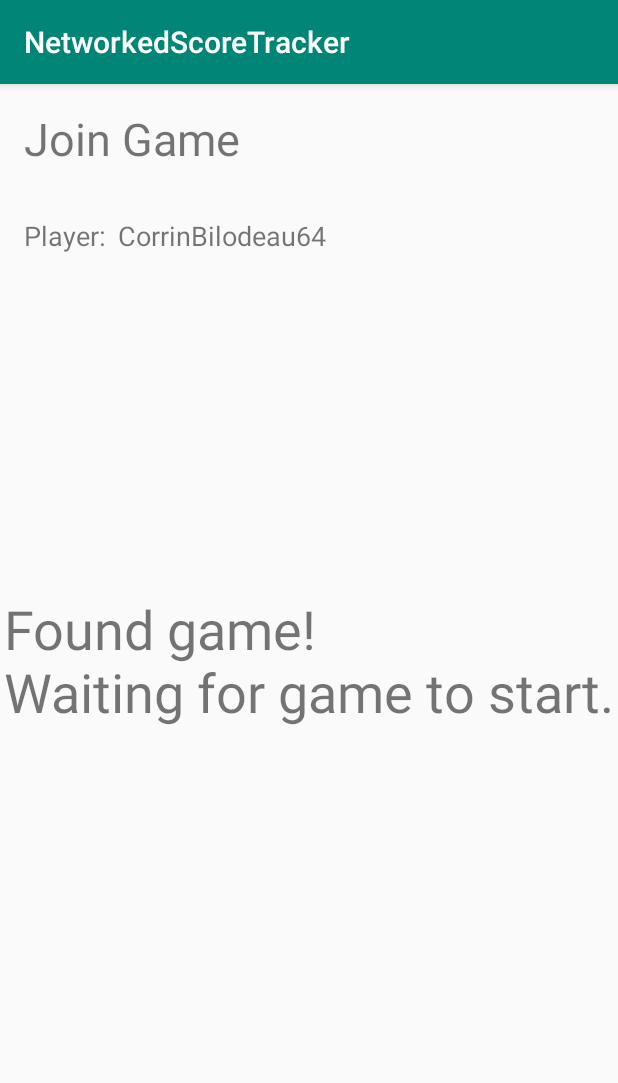
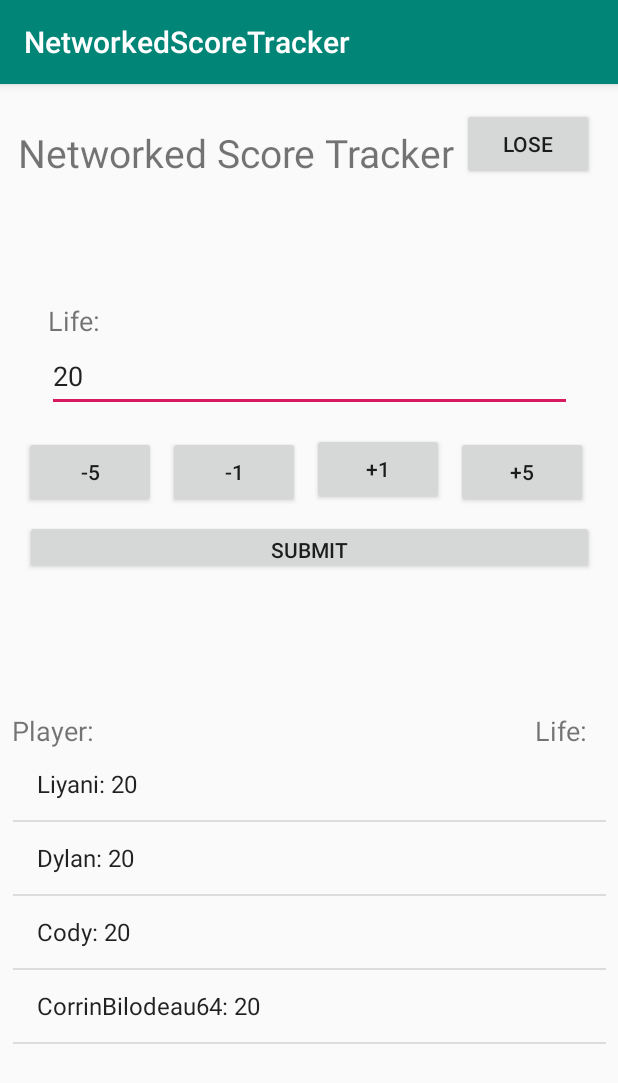
Before and after one commit to fargusplumdoodle/NetworkedScoreTracker, an Android app: the screen it shows after launch (JoinGameActivity before the commit, inGameClientActivity after it), after a tap on "JOIN GAME", on a phone screen of 412 x 824 dp. Shown: the top 1083 px of the screen. Run offline under Robolectric (Android 15) with nearby library versions, the phone set to English and light mode, and no system bars.

Commit message:
client in game interface now fully functional. UI Skeleton complete!

```diff
--- a/app/src/main/java/ra/sekhnet/networkedscoretracker/JoinGameActivity.java
+++ b/app/src/main/java/ra/sekhnet/networkedscoretracker/JoinGameActivity.java
@@ -23,9 +23,6 @@ public class JoinGameActivity extends AppCompatActivity {
         // setting player name
         TextView playerNameTextView = (TextView) findViewById(R.id.playerNameLabelJoinGame);
         playerNameTextView.setText(playerName);
-
-        TextView status = (TextView) findViewById(R.id.gameSearchStatusLabel);
-        status.setText("Searching for games");
     }
     @Override
     protected void onStart(){
@@ -35,20 +32,22 @@ public class JoinGameActivity extends AppCompatActivity {
     }
     public void searchForGame(){
         TextView status = (TextView) findViewById(R.id.gameSearchStatusLabel);
-        boolean foundGame = false;
 
-        // here we would actually be searching for games, but we are just doing this now
-        //TODO: GUI ISSUE: message does not show screen until onCreate is finished doing this
-        try {
-            Thread.sleep(5000);
-            foundGame = true;
-        } catch (InterruptedException e) {
-            System.out.println("Here we are, none of this matters");
-        }
+        status.setText("Searching for games");
+
+        // here we would search for games
 
         status.setText("Found game!\nWaiting for game to start.");
 
         // here we handle connecting to the game and such
-        // for now we just go to the inGameClientActivity
+        hostIP = "TEMP";
+
+        // passing the IP of the game
+        Intent intent = new Intent(this, inGameClientActivity.class);
+
+        intent.putExtra("HOST_IP", hostIP);
+        intent.putExtra("PLAYER_NAME", playerName);
+
+        startActivity(intent);
     }
 }
--- /dev/null
+++ b/app/src/main/java/ra/sekhnet/networkedscoretracker/inGameClientActivity.java
@@ -0,0 +1,152 @@
+package ra.sekhnet.networkedscoretracker;
+
+import android.content.Intent;
+import android.content.res.Resources;
+import android.os.Bundle;
+import android.support.v7.app.AppCompatActivity;
+import android.view.View;
+import android.view.WindowManager;
+import android.widget.ArrayAdapter;
+import android.widget.EditText;
+import android.widget.ListView;
+import android.widget.Toast;
+
+public class inGameClientActivity extends AppCompatActivity {
+
+    private String playerName;
+
+    // this is for the hosts index on the client arrays
+    private int me;
+
+    public String[] client_players;
+    public String host_ip;
+    public int[] client_health;
+
+    private int START_HEALTH = 20;
+
+    @Override
+    protected void onCreate(Bundle savedInstanceState) {
+        super.onCreate(savedInstanceState);
+        setContentView(R.layout.activity_in_game_client);
+
+        // making text input start minimized
+        getWindow().setSoftInputMode(WindowManager.LayoutParams.SOFT_INPUT_STATE_HIDDEN);
+
+
+        // getting player name
+        Intent intent = getIntent();
+        playerName = intent.getStringExtra("PLAYER_NAME");
+        host_ip = intent.getStringExtra("HOST_IP");
+
+        // temporarily creating fake other players
+        this.getPlayersTEMP();
+
+        // initializing all players health
+        client_health = new int[client_players.length];
+        for (int i = 0; i < client_health.length; i++){
+
+            // setting player to start health
+            setPlayerHealth(client_players[i], START_HEALTH);
+
+            // setting my index
+            if (client_players[i].equals(playerName)){
+                me = i;
+                this.updateOwnHealth();
+            }
+        }
+
+
+        this.updatePlayerInfo();
+        this.printGameInfo();
+    }
+
+    private void getPlayersTEMP(){
+        client_players = new String[] {"Liyani", "Dylan", "Cody", playerName};
+        client_health = new int[] {20, 20, 19, 20};
+
+    }
+
+    private void printGameInfo() {
+            String msg = "Connected to: " + host_ip;
+            Toast toast = Toast.makeText(getApplicationContext(), msg, Toast.LENGTH_SHORT);
+            toast.show();
+    }
+
+    public void loseGame(View view){
+        setPlayerHealth(playerName, 0);
+        updateOwnHealth();
+        updatePlayerInfo();
+    }
+
+    public void submitHealth(View view){
+        EditText life = (EditText) findViewById(R.id.lifeTotalEditText);
+        int newHealth = Integer.parseInt(life.getText().toString());
+        setPlayerHealth(playerName, newHealth);
+        updateOwnHealth();
+        updatePlayerInfo();
+    }
+
+    public void minusFive(View view){
+        setPlayerHealth(playerName, client_health[me] - 5);
+        updateOwnHealth();
+    }
+    public void minusOne(View view){
+        setPlayerHealth(playerName, client_health[me] - 1);
+        updateOwnHealth();
+    }
+
+    public void plusOne(View view){
+        setPlayerHealth(playerName, client_health[me] + 1);
+        updateOwnHealth();
+    }
+
+    public void plusFive(View view){
+        setPlayerHealth(playerName, client_health[me] + 5);
+        updateOwnHealth();
+    }
+
+    private void updateOwnHealth(){
+        EditText ownHealth = (EditText) findViewById(R.id.lifeTotalEditText);
+        ownHealth.setText(Integer.toString(getPlayerHealth(playerName)));
+    }
+
+    private int getPlayerHealth(String player){
+        for (int i = 0; i < client_players.length; i++){
+            if (client_players[i].equals(player)){
+                return client_health[i];
+            }
+        }
+
+        throw new Resources.NotFoundException("GET PLAYER HEALTH Error Player " + player + " not found");
+    }
+
+    private void setPlayerHealth(String player, int newHealth){
+        boolean done = false;
+        for (int i = 0; i < client_players.length; i++){
+            if (client_players[i].equals(player)){
+                client_health[i] = newHealth;
+                done = true;
+            }
+        }
+        if (!done) {
+            throw new Resources.NotFoundException("SET PLAYER HEALTH Error Player " + player + " not found");
+        }
+    }
+
+    private void updatePlayerInfo(){
+        // redraws the listView with appropriate info
+        String[] client_info = new String[client_players.length];
+
+        for (int i = 0; i < client_players.length; i++){
+            String info = client_players[i] + ": " + client_health[i];
+            client_info[i] = info;
+        }
+
+        ArrayAdapter<String> adapter = new ArrayAdapter<String>(this,
+                android.R.layout.simple_list_item_1,
+                client_info);
+
+        ListView listView = (ListView) findViewById(R.id.inGamePlayerListView);
+        listView.setAdapter(adapter);
+    }
+}
--- /dev/null
+++ b/app/src/main/res/layout/activity_in_game_client.xml
@@ -0,0 +1,160 @@
+<?xml version="1.0" encoding="utf-8"?>
+<android.support.constraint.ConstraintLayout xmlns:android="http://schemas.android.com/apk/res/android"
+    xmlns:app="http://schemas.android.com/apk/res-auto"
+    xmlns:tools="http://schemas.android.com/tools"
+    android:layout_width="match_parent"
+    android:layout_height="match_parent"
+    tools:context=".inGameClientActivity">
+
+    <TextView
+        android:id="@+id/textView7"
+        android:layout_width="47dp"
+        android:layout_height="24dp"
+        android:layout_marginEnd="8dp"
+        android:layout_marginRight="8dp"
+        android:text="@string/LifeTotalLabel"
+        android:textSize="18sp"
+        app:layout_constraintBottom_toTopOf="@+id/inGamePlayerListView"
+        app:layout_constraintEnd_toEndOf="parent" />
+
+    <TextView
+        android:id="@+id/textView4"
+        android:layout_width="wrap_content"
+        android:layout_height="wrap_content"
+        android:layout_marginStart="12dp"
+        android:layout_marginLeft="12dp"
+        android:layout_marginTop="28dp"
+        android:text="@string/Title"
+        android:textSize="26dp"
+        app:layout_constraintStart_toStartOf="parent"
+        app:layout_constraintTop_toTopOf="parent" />
+
+    <Button
+        android:id="@+id/button3"
+        android:layout_width="wrap_content"
+        android:layout_height="wrap_content"
+        android:layout_marginTop="16dp"
+        android:layout_marginEnd="16dp"
+        android:layout_marginRight="16dp"
+        android:onClick="loseGame"
+        android:text="@string/loseGameButtonText"
+        app:layout_constraintEnd_toEndOf="parent"
+        app:layout_constraintTop_toTopOf="parent" />
+
+    <EditText
+        android:id="@+id/lifeTotalEditText"
+        android:layout_width="350dp"
+        android:layout_height="47dp"
+        android:layout_marginStart="16dp"
+        android:layout_marginLeft="16dp"
+        android:layout_marginTop="1dp"
+        android:layout_marginEnd="16dp"
+        android:layout_marginRight="16dp"
+        android:ems="10"
+        android:inputType="number"
+        app:layout_constraintEnd_toEndOf="parent"
+        app:layout_constraintStart_toStartOf="parent"
+        app:layout_constraintTop_toBottomOf="@+id/textView6" />
+
+    <TextView
+        android:id="@+id/textView6"
+        android:layout_width="wrap_content"
+        android:layout_height="wrap_content"
+        android:layout_marginStart="32dp"
+        android:layout_marginLeft="32dp"
+        android:layout_marginTop="82dp"
+        android:text="@string/LifeTotalLabel"
+        android:textSize="18sp"
+        app:layout_constraintStart_toStartOf="parent"
+        app:layout_constraintTop_toBottomOf="@+id/textView4" />
+
+    <Button
+        android:id="@+id/button4"
+        android:layout_width="wrap_content"
+        android:layout_height="wrap_content"
+        android:layout_marginStart="16dp"
+        android:layout_marginLeft="16dp"
+        android:layout_marginTop="16dp"
+        android:onClick="minusFive"
+        android:text="@string/minus5Button"
+        app:layout_constraintStart_toStartOf="parent"
+        app:layout_constraintTop_toBottomOf="@+id/lifeTotalEditText" />
+
+    <Button
+        android:id="@+id/button5"
+        android:layout_width="wrap_content"
+        android:layout_height="wrap_content"
+        android:layout_marginStart="8dp"
+        android:layout_marginLeft="8dp"
+        android:layout_marginTop="16dp"
+        android:onClick="minusOne"
+        android:text="@string/minus1Button"
+        app:layout_constraintStart_toEndOf="@+id/button4"
+        app:layout_constraintTop_toBottomOf="@+id/lifeTotalEditText" />
+
+    <Button
+        android:id="@+id/button6"
+        android:layout_width="wrap_content"
+        android:layout_height="wrap_content"
+        android:layout_marginStart="8dp"
+        android:layout_marginLeft="8dp"
+        android:layout_marginTop="14dp"
+        android:onClick="plusOne"
+        android:text="@string/plus1Button"
+        app:layout_constraintStart_toEndOf="@+id/button5"
+        app:layout_constraintTop_toBottomOf="@+id/lifeTotalEditText" />
+
+    <Button
+        android:id="@+id/button7"
+        android:layout_width="wrap_content"
+        android:layout_height="wrap_content"
+        android:layout_marginStart="8dp"
+        android:layout_marginLeft="8dp"
+        android:layout_marginTop="16dp"
+        android:onClick="plusFive"
+        android:text="@string/plus5Button"
+        app:layout_constraintStart_toEndOf="@+id/button6"
+        app:layout_constraintTop_toBottomOf="@+id/lifeTotalEditText" />
+
+    <Button
+        android:id="@+id/submit_life_button"
+        android:layout_width="379dp"
+        android:layout_height="36dp"
+        android:layout_marginStart="32dp"
+        android:layout_marginLeft="32dp"
+        android:layout_marginTop="8dp"
+        android:layout_marginEnd="32dp"
+        android:layout_marginRight="32dp"
+        android:onClick="submitHealth"
+        android:text="@string/submitButton"
+        app:layout_constraintEnd_toEndOf="parent"
+        app:layout_constraintStart_toStartOf="parent"
+        app:layout_constraintTop_toBottomOf="@+id/button4" />
+
+    <ListView
+        android:id="@+id/inGamePlayerListView"
+        android:layout_width="395dp"
+        android:layout_height="241dp"
+        android:layout_marginStart="8dp"
+        android:layout_marginLeft="8dp"
+        android:layout_marginTop="32dp"
+        android:layout_marginEnd="8dp"
+        android:layout_marginRight="8dp"
+        app:layout_constraintBottom_toBottomOf="parent"
+        app:layout_constraintEnd_toEndOf="parent"
+        app:layout_constraintHorizontal_bias="1.0"
+        app:layout_constraintStart_toStartOf="parent"
+        app:layout_constraintTop_toBottomOf="@+id/submit_life_button" />
+
+    <TextView
+        android:id="@+id/textView5"
+        android:layout_width="182dp"
+        android:layout_height="24dp"
+        android:layout_marginStart="8dp"
+        android:layout_marginLeft="8dp"
+        android:text="@string/PlayerLabel"
+        android:textSize="18sp"
+        app:layout_constraintBottom_toTopOf="@+id/inGamePlayerListView"
+        app:layout_constraintStart_toStartOf="parent" />
+
+</android.support.constraint.ConstraintLayout>
```
Also changed, not shown: app/src/main/AndroidManifest.xml (+12 -7 lines).
